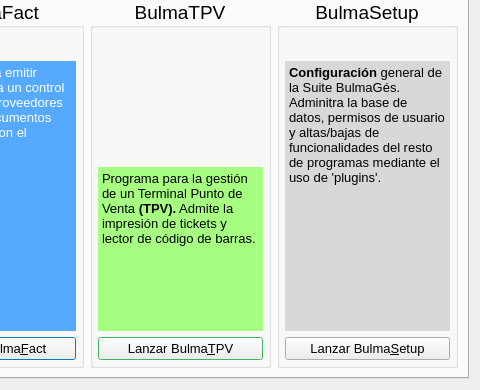
eboladev/Bulmages-1, file bulmages/bulmages/src/bulmagesbase.ui: the form before one commit; both pictures show x 306 to 786 and y 123 to 513 of the 786 by 513 pixel window.
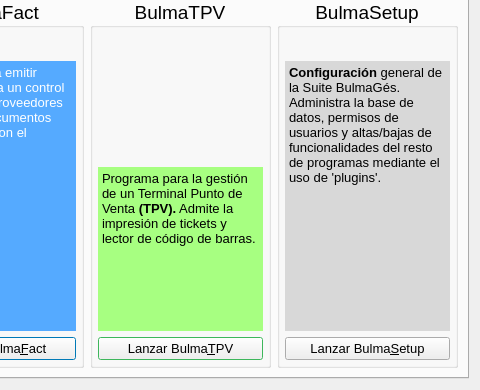
The form after the commit. Icons and pictures are not drawn.

Commit message: Corrijo texto.

```diff
--- a/bulmages/bulmages/src/bulmagesbase.ui
+++ b/bulmages/bulmages/src/bulmagesbase.ui
@@ -242,7 +242,7 @@
 &lt;html&gt;&lt;head&gt;&lt;meta name=&quot;qrichtext&quot; content=&quot;1&quot; /&gt;&lt;style type=&quot;text/css&quot;&gt;
 p, li { white-space: pre-wrap; }
 &lt;/style&gt;&lt;/head&gt;&lt;body style=&quot; font-family:'Sans Serif'; font-size:7pt; font-weight:400; font-style:normal;&quot;&gt;
-&lt;p style=&quot; margin-top:0px; margin-bottom:0px; margin-left:0px; margin-right:0px; -qt-block-indent:0; text-indent:0px;&quot;&gt;&lt;span style=&quot; font-size:10pt; font-weight:600;&quot;&gt;Configuración&lt;/span&gt;&lt;span style=&quot; font-size:10pt;&quot;&gt; general de la Suite BulmaGés. Adminitra la base de datos, permisos de usuario y altas/bajas de funcionalidades del resto de programas mediante el uso de 'plugins'.&lt;/span&gt;&lt;/p&gt;&lt;/body&gt;&lt;/html&gt;</string>
+&lt;p style=&quot; margin-top:0px; margin-bottom:0px; margin-left:0px; margin-right:0px; -qt-block-indent:0; text-indent:0px;&quot;&gt;&lt;span style=&quot; font-size:10pt; font-weight:600;&quot;&gt;Configuración&lt;/span&gt;&lt;span style=&quot; font-size:10pt;&quot;&gt; general de la Suite BulmaGés. Administra la base de datos, permisos de usuarios y altas/bajas de funcionalidades del resto de programas mediante el uso de 'plugins'.&lt;/span&gt;&lt;/p&gt;&lt;/body&gt;&lt;/html&gt;</string>
             </property>
            </widget>
           </item>
```
